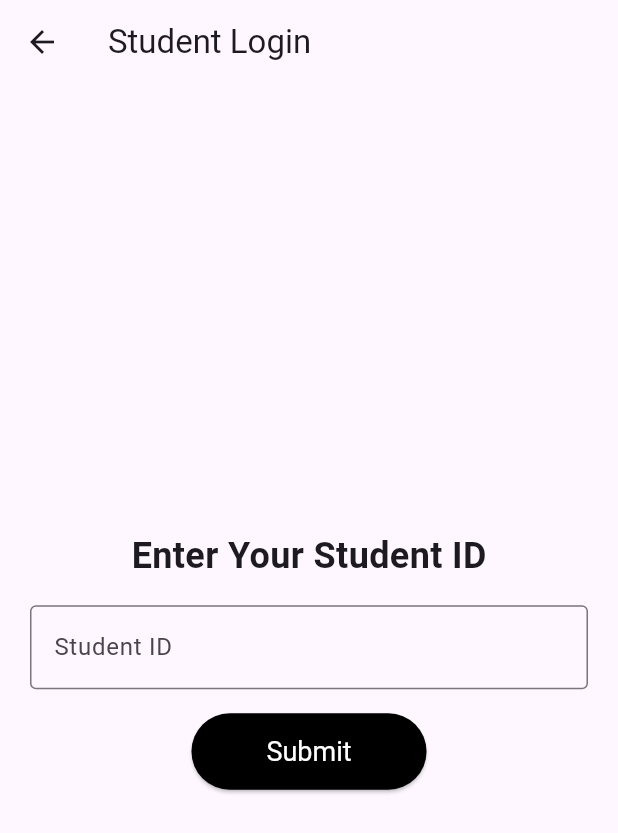
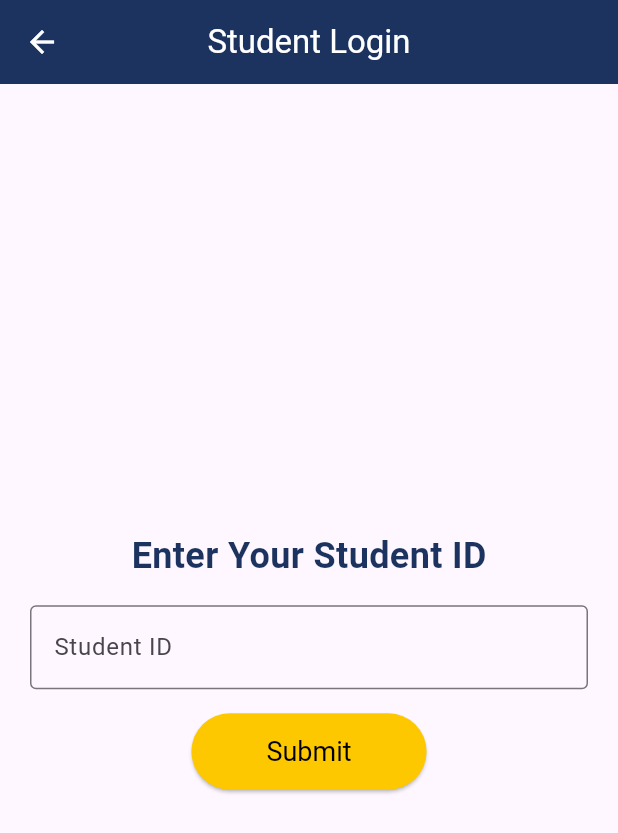
Before and after one commit to Amgooodd/survey-center, a Flutter app: the StudentLogin screen opened by its route, on a phone screen of 412 x 824 dp. Shown: the top 833 px of the screen. Run offline on Flutter 3.47's test engine with Material 3 defaults, Android fonts, the light colour scheme and no system bars; our stand-ins replace cloud_firestore, firebase_core; accounts and stored records are empty.

Commit message:
Update student_login.dart

```diff
--- a/lib/screens/student_login.dart
+++ b/lib/screens/student_login.dart
@@ -46,7 +46,13 @@
   Widget build(BuildContext context) {
     return Scaffold(
       appBar: AppBar(
-        title: Text("Student Login"),
+        title: Text("Student Login", style: TextStyle(color: Colors.white)),
+        backgroundColor: const Color.fromARGB(255, 28, 51, 95),
+        leading: IconButton(
+          icon: Icon(Icons.arrow_back, color: Colors.white),
+          onPressed: () => Navigator.pop(context),
+        ),
+        centerTitle: true,
       ),
       body: Padding(
         padding: const EdgeInsets.all(20.0),
@@ -55,7 +61,10 @@
           children: [
             Text(
               "Enter Your Student ID",
-              style: TextStyle(fontSize: 24, fontWeight: FontWeight.bold),
+              style: TextStyle(
+                  fontSize: 24,
+                  fontWeight: FontWeight.bold,
+                  color: const Color.fromARGB(255, 28, 51, 95)),
             ),
             SizedBox(height: 16),
             TextField(
@@ -71,11 +80,11 @@
             ElevatedButton(
               onPressed: _validateStudentId,
               style: ElevatedButton.styleFrom(
-                backgroundColor: Colors.black,
+                backgroundColor: Color.fromARGB(255, 253, 200, 0),
                 padding: EdgeInsets.symmetric(horizontal: 50, vertical: 15),
                 textStyle: TextStyle(fontSize: 18),
               ),
-              child: Text("Submit", style: TextStyle(color: Colors.white)),
+              child: Text("Submit", style: TextStyle(color: Colors.black)),
             ),
           ],
         ),
```
